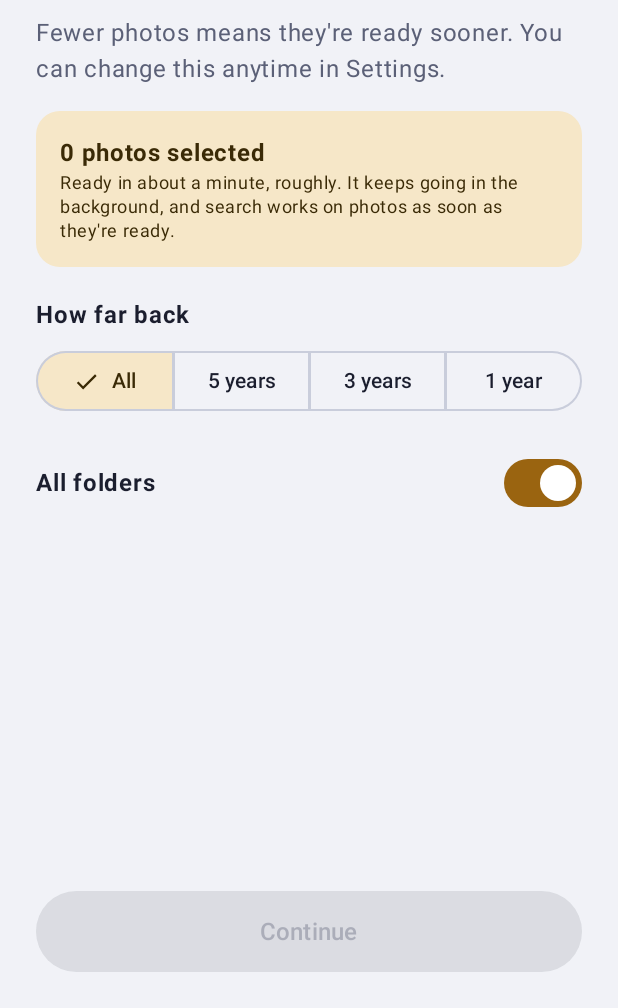
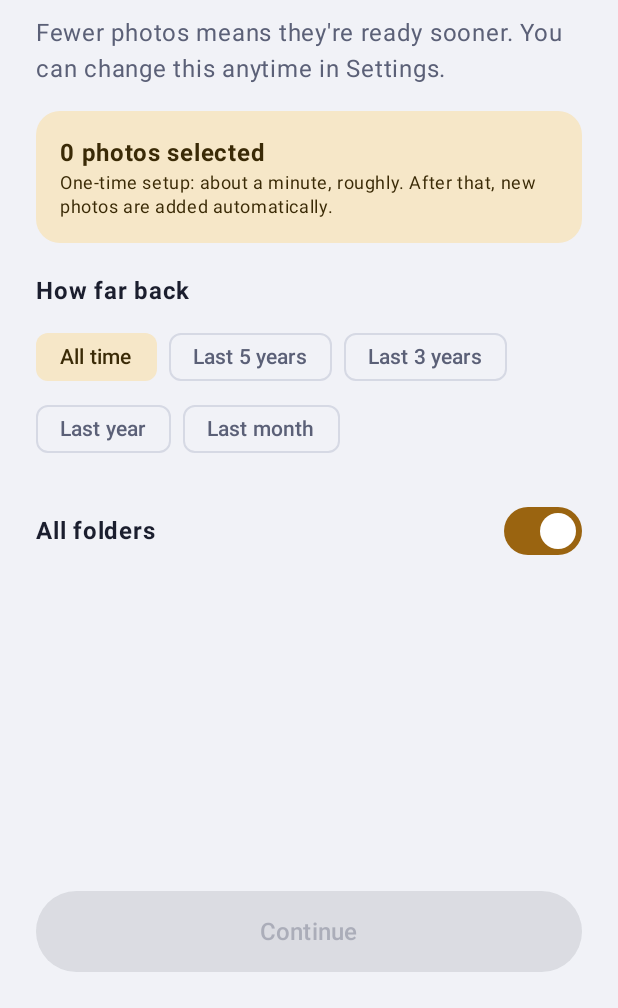
Before and after one commit to mudittiwari255/recall-gallery, an Android app built with Jetpack Compose: the screen it shows after launch (MainActivity), after a tap on "Allow access", on a phone screen of 412 x 824 dp, the part 228-1236 px from its top. Run offline under Robolectric (Android 15) with nearby library versions, the phone set to English and light mode, and no system bars; pictures from the network do not load; 3 statements that could not run were skipped; 2 other taps on this screen came first.

Commit message:
Last month range, one-time setup wording, auto-prepare new photos
- How far back: add Last month; shown as chips (All time ... Last month)
- Progress card: shorter, called "One-time setup", says new photos are added
  automatically; remove the phone-is-warm message
- New photos are prepared automatically even when Recall is closed, via a
  MediaStore content trigger that re-arms itself
- Time left is averaged over the last ~100 photos, so it reflects the steady
  speed after the phone settles instead of the fast first minutes

Co-Authored-By: Claude Opus 5.5 <noreply@anthropic.com>
Claude-Session: https://claude.ai/code/session_01Gzpscu1wdL1AXsRAgA63Dv

```diff
--- a/app/src/main/kotlin/app/recall/MainViewModel.kt
+++ b/app/src/main/kotlin/app/recall/MainViewModel.kt
@@ -33,7 +33,6 @@ data class UiState(
     /** Photos that can be found by search right now. */
     val indexedIds: Set<Long> = emptySet(),
     val preparingPhoto: Boolean = false,
-    val thermal: Int = 0,
     // welcome flow: 0 welcome, 1 privacy, 2 permissions, 3 folders, 4 download; null when finished
     val onboardingStep: Int? = 0,
     val permissionDenied: Boolean = false,
@@ -120,6 +119,7 @@ class MainViewModel(application: Application) : AndroidViewModel(application) {
             Work.schedulePeriodic(app, replace = true)
             settings.periodicV2 = true
         }
+        if (app.models.isReady) Work.watchNewPhotos(app)
         app.contentResolver.registerContentObserver(MediaStore.Images.Media.EXTERNAL_CONTENT_URI, true, observer)
         viewModelScope.launch {
             work.getWorkInfosForUniqueWorkFlow(Work.DOWNLOAD).collect { infos ->
@@ -151,7 +151,6 @@ class MainViewModel(application: Application) : AndroidViewModel(application) {
                 indexTotal = p?.getInt("total", it.indexTotal) ?: it.indexTotal,
                 msPerPhoto = p?.getLong("msPerPhoto", 0L)?.takeIf { v -> v > 0 } ?: it.msPerPhoto,
                 etaSec = p?.getLong("etaSec", it.etaSec) ?: it.etaSec,
-                thermal = if (running) app.thermalStatus() else 0,
             )
         }
         val now = System.currentTimeMillis()
--- a/app/src/main/kotlin/app/recall/Onboarding.kt
+++ b/app/src/main/kotlin/app/recall/Onboarding.kt
@@ -34,6 +34,8 @@ import androidx.compose.material.icons.filled.Notifications
 import androidx.compose.material.icons.filled.Search
 import androidx.compose.material3.Button
 import androidx.compose.material3.Checkbox
+import androidx.compose.material3.FilterChip
+import androidx.compose.foundation.layout.FlowRow
 import androidx.compose.material3.ExperimentalMaterial3Api
 import androidx.compose.material3.Icon
 import androidx.compose.material3.MaterialTheme
@@ -288,7 +290,7 @@ private fun FoldersStep(s: UiState, vm: MainViewModel) {
                     Column(Modifier.padding(16.dp)) {
                         Text("${count.format(s.selectedCount)} photos selected", fontWeight = FontWeight.Bold, color = MaterialTheme.colorScheme.onPrimaryContainer)
                         Text(
-                            "Ready in ${friendlyDuration(s.selectedCount * perPhotoMs / 1000)}, roughly. It keeps going in the background, and search works on photos as soon as they're ready.",
+                            "One-time setup: ${friendlyDuration(s.selectedCount * perPhotoMs / 1000)}, roughly. After that, new photos are added automatically.",
                             style = MaterialTheme.typography.bodySmall, color = MaterialTheme.colorScheme.onPrimaryContainer,
                         )
                     }
@@ -296,13 +298,9 @@ private fun FoldersStep(s: UiState, vm: MainViewModel) {
                 Spacer(Modifier.height(20.dp))
                 Text("How far back", fontWeight = FontWeight.Bold)
                 Spacer(Modifier.height(8.dp))
-                val ranges = listOf(DateRange.ALL, DateRange.Y5, DateRange.Y3, DateRange.Y1)
-                SingleChoiceSegmentedButtonRow(Modifier.fillMaxWidth()) {
-                    ranges.forEachIndexed { i, r ->
-                        SegmentedButton(
-                            selected = s.dateRange == r, onClick = { vm.setDateRange(r) },
-                            shape = SegmentedButtonDefaults.itemShape(i, ranges.size),
-                        ) { Text(if (r == DateRange.ALL) "All" else r.label, maxLines = 1) }
+                FlowRow(horizontalArrangement = Arrangement.spacedBy(8.dp)) {
+                    DateRange.choices.forEach { r ->
+                        FilterChip(selected = s.dateRange == r, onClick = { vm.setDateRange(r) }, label = { Text(r.label) })
                     }
                 }
                 Spacer(Modifier.height(20.dp))
@@ -352,7 +350,7 @@ private fun DownloadStep(s: UiState, vm: MainViewModel) {
         onSecondary = { vm.finishOnboarding(download = false) },
     ) {
         PromiseRow(Icons.Filled.Info, "About 285 MB, once", "Use Wi-Fi if you can. It downloads in the background, so you can keep using your phone.")
-        PromiseRow(Icons.Filled.Search, "Then Recall prepares your photos", "It looks at each selected photo once. Search works on photos as soon as they're ready.")
+        PromiseRow(Icons.Filled.Search, "Then a one-time setup", "Recall looks at each photo once. Search works as photos get ready, and new photos are added automatically after that.")
         PromiseRow(Icons.Filled.Lock, "Still private", "The download is the only time Recall uses the internet. Nothing about your photos is sent.")
         Spacer(Modifier.height(8.dp))
         Text(
--- a/app/src/main/kotlin/app/recall/RecallApp.kt
+++ b/app/src/main/kotlin/app/recall/RecallApp.kt
@@ -16,10 +16,6 @@ class RecallApp : Application() {
 
     /** Indexing pauses until this time, so a search runs at full speed. */
     @Volatile var searchBusyUntil: Long = 0L
-
-    /** Android's heat level (PowerManager.THERMAL_STATUS_*); 2+ means the phone is being slowed down. */
-    fun thermalStatus(): Int =
-        runCatching { getSystemService(android.os.PowerManager::class.java).currentThermalStatus }.getOrDefault(0)
 
     /** Full or partial (Android 14 "selected photos") access both count. */
     fun hasPhotoPermission(): Boolean = photoPermissions().any {
@@ -66,10 +62,15 @@ class RecallApp : Application() {
     }
 }
 
-enum class DateRange(val label: String, val years: Int) {
-    ALL("All time", 0), Y1("1 year", 1), Y3("3 years", 3), Y5("5 years", 5);
+enum class DateRange(val label: String, val days: Int) {
+    ALL("All time", 0), Y5("Last 5 years", 5 * 365), Y3("Last 3 years", 3 * 365), Y1("Last year", 365), M1("Last month", 30);
 
-    fun since(): Long = if (years == 0) 0L else System.currentTimeMillis() - years * 365L * 24 * 3600 * 1000
+    fun since(): Long = if (days == 0) 0L else System.currentTimeMillis() - days * 24L * 3600 * 1000
+
+    companion object {
+        /** Display order, widest first. */
+        val choices = listOf(ALL, Y5, Y3, Y1, M1)
+    }
 }
 
 class Settings(context: Context) {
```
Also changed, not shown: app/src/main/kotlin/app/recall/MainActivity.kt (+17 -27 lines), app/src/main/kotlin/app/recall/Workers.kt (+33 -2 lines).
